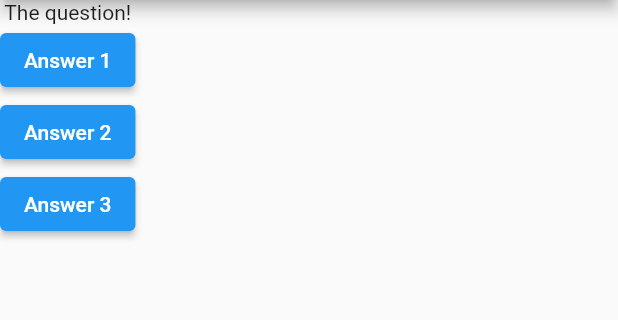
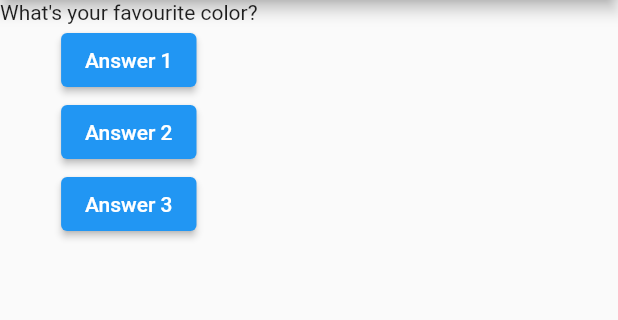
Before and after one commit to DuncanMoyo/super-duper-palm-tree, a Flutter app: the screen it shows after launch, after a tap on "Answer 1", on a phone screen of 412 x 824 dp, the part 84-404 px from its top. Run offline on Flutter 3.47's test engine with Material 2 defaults, Android fonts, the phone set to English and light mode, and no system bars.

Commit message:
updating widget data(using stateless widget wrong)

```diff
--- a/lib/main.dart
+++ b/lib/main.dart
@@ -4,14 +4,19 @@ void main() => runApp(MyApp());
 
 class MyApp extends StatelessWidget {
 
-  void answerQuestion() => print('Answer Chosen');
+  var questionIndex = 0;
+
+  void answerQuestion() {
+    questionIndex = questionIndex + 1;
+    print(questionIndex);
+  }
 
 
   @override
   Widget build(BuildContext context) {
     var questions = [
       'What\'s your favourite color?',
-      'What\'s your fvourite animal?',
+      'What\'s your favourite animal?',
     ];
     return MaterialApp(
       home: Scaffold(
@@ -20,7 +25,9 @@ class MyApp extends StatelessWidget {
         ),
         body: Column(
           children: [
-            Text('The question!'),
+            Text(
+              questions[questionIndex],
+            ),
             ElevatedButton(
               onPressed: answerQuestion,
               child: Text('Answer 1'),
```
